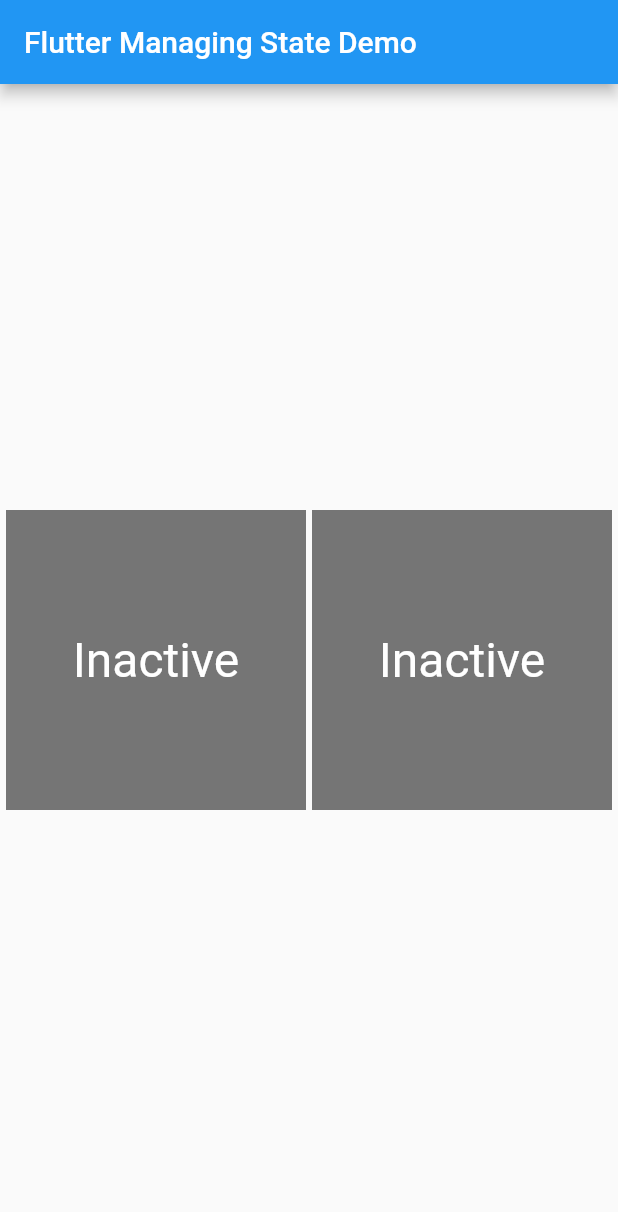
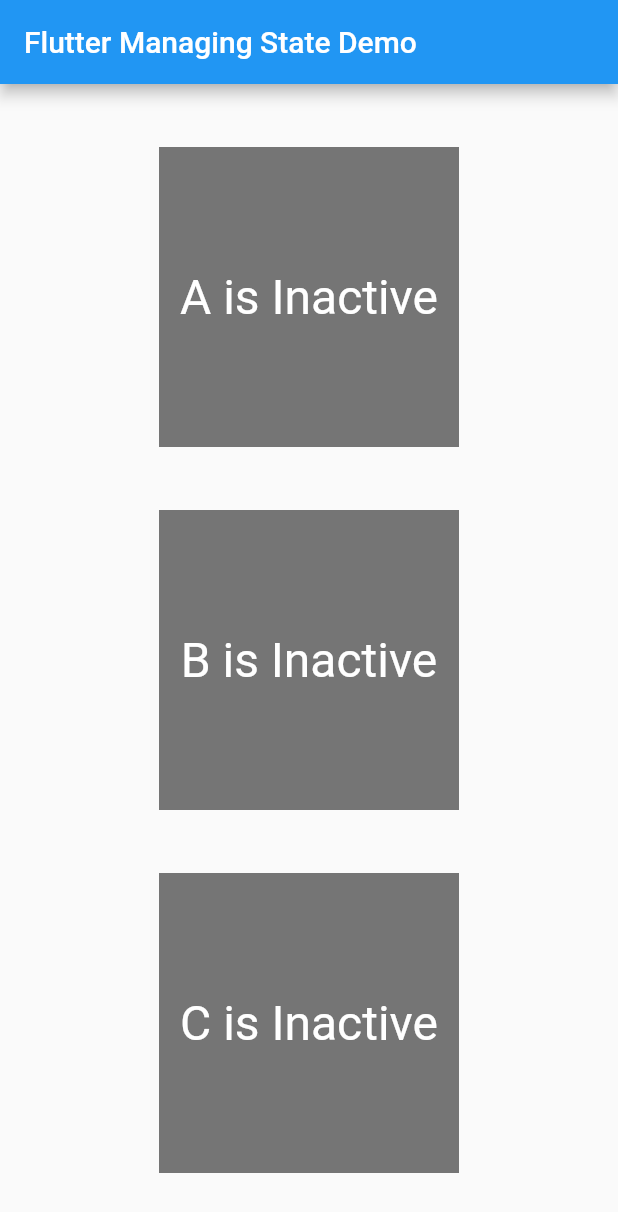
Before and after one commit to bwnyasse/flutter-box, a Flutter app: the screen it shows after launch, on a phone screen of 412 x 824 dp. Shown: the top 1212 px of the screen. Run offline on Flutter 3.47's test engine with Material 2 defaults, Android fonts, the phone set to English and light mode, and no system bars.

Commit message:
[m_s] mix approach

```diff
--- a/managing_state/lib/main.dart
+++ b/managing_state/lib/main.dart
@@ -26,7 +26,7 @@ class _TapboxAState extends State<TapboxA> {
       child: new Container(
         child: new Center(
           child: new Text(
-            _active ? 'Active' : 'Inactive',
+            'A is ' + ( _active ? 'Active' : 'Inactive' ) ,
             style: new TextStyle(fontSize: 32.0, color: Colors.white),
           ),
         ),
@@ -59,7 +59,7 @@ class TapboxB extends StatelessWidget {
       child: new Container(
         child: new Center(
           child: new Text(
-            active ? 'Active' : 'Inactive',
+            'B is ' + ( active ? 'Active' : 'Inactive' ) ,
             style: new TextStyle(fontSize: 32.0, color: Colors.white),
           ),
         ),
@@ -102,6 +102,100 @@ class _ParentWidgetState extends State<ParentWidget> {
   }
 }
 
+//---------------------------- ParentCWidget ----------------------------
+
+class ParentCWidget extends StatefulWidget {
+  @override
+  _ParentCWidgetState createState() => new _ParentCWidgetState();
+}
+
+class _ParentCWidgetState extends State<ParentCWidget> {
+  bool _active = false;
+
+  void _handleTapboxChanged(bool newValue) {
+    setState(() {
+      _active = newValue;
+    });
+  }
+
+  @override
+  Widget build(BuildContext context) {
+    return new Container(
+      child: new TapboxC(
+        active: _active,
+        onChanged: _handleTapboxChanged,
+      ),
+    );
+  }
+}
+
+//----------------------------- TapboxC ------------------------------
+
+class TapboxC extends StatefulWidget {
+  TapboxC({Key key, this.active: false, @required this.onChanged})
+      : super(key: key);
+
+  final bool active;
+  final ValueChanged<bool> onChanged;
+
+  _TapboxCState createState() => new _TapboxCState();
+}
+
+class _TapboxCState extends State<TapboxC> {
+  bool _highlight = false;
+
+  void _handleTapDown(TapDownDetails details) {
+    setState(() {
+      _highlight = true;
+    });
+  }
+
+  void _handleTapUp(TapUpDetails details) {
+    setState(() {
+      _highlight = false;
+    });
+  }
+
+  void _handleTapCancel() {
+    setState(() {
+      _highlight = false;
+    });
+  }
+
+  void _handleTap() {
+    widget.onChanged(!widget.active);
+  }
+
+  Widget build(BuildContext context) {
+    // This example adds a green border on tap down.
+    // On tap up, the square changes to the opposite state.
+    return new GestureDetector(
+      onTapDown: _handleTapDown, // Handle the tap events in the order that
+      onTapUp: _handleTapUp, // they occur: down, up, tap, cancel
+      onTap: _handleTap,
+      onTapCancel: _handleTapCancel,
+      child: new Container(
+        child: new Center(
+          child: new Text(
+              'C is ' + ( widget.active ? 'Active' : 'Inactive' ) ,
+              style: new TextStyle(fontSize: 32.0, color: Colors.white)),
+        ),
+        width: 200.0,
+        height: 200.0,
+        decoration: new BoxDecoration(
+          color:
+          widget.active ? Colors.lightGreen[700] : Colors.grey[600],
+          border: _highlight
+              ? new Border.all(
+            color: Colors.teal[700],
+            width: 10.0,
+          )
+              : null,
+        ),
+      ),
+    );
+  }
+}
 //------------------------- My App ------------------------------
 class MyApp extends StatelessWidget {
   // This widget is the root of your application.
@@ -114,11 +208,12 @@ class MyApp extends StatelessWidget {
           title: new Text('Flutter Managing State Demo'),
         ),
         body: new Center(
-          child: new Row(
+          child: new Column(
             mainAxisAlignment: MainAxisAlignment.spaceEvenly,
             children: <Widget>[
               new TapboxA(),
-              new ParentWidget()
+              new ParentWidget(),
+              new ParentCWidget()
             ],
           ),
         ),
```
